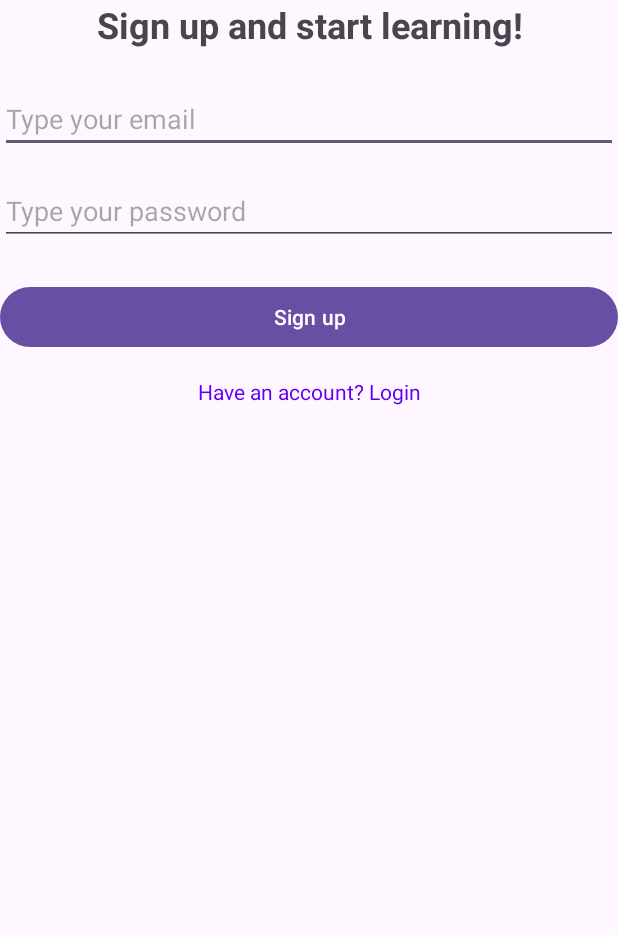
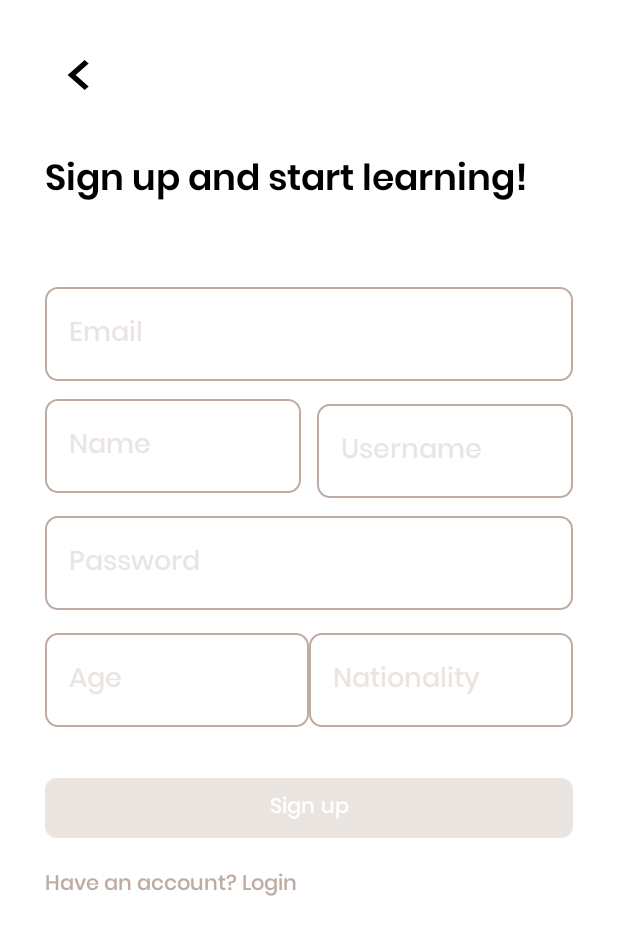
Before and after one commit to frocha1012/YouTravel-App, an Android app: the Register screen opened directly, with no data from a screen before it, on a phone screen of 412 x 824 dp. Shown: the top 935 px of the screen. Run offline under Robolectric (Android 15) with nearby library versions, the phone set to English and light mode, and no system bars.

Commit message:
interface signup almost done

```diff
--- a/app/src/main/java/com/example/youtravel/Register.kt
+++ b/app/src/main/java/com/example/youtravel/Register.kt
@@ -1,6 +1,8 @@
 package com.example.youtravel
 
+import android.content.Intent
 import android.os.Bundle
+import android.widget.ImageButton
 import androidx.activity.enableEdgeToEdge
 import androidx.appcompat.app.AppCompatActivity
 import androidx.core.view.ViewCompat
@@ -11,10 +13,24 @@ class Register : AppCompatActivity() {
         super.onCreate(savedInstanceState)
         enableEdgeToEdge()
         setContentView(R.layout.activity_register)
+
+        val backButton = findViewById<ImageButton>(R.id.backButton)
+
+
         ViewCompat.setOnApplyWindowInsetsListener(findViewById(R.id.main)) { v, insets ->
             val systemBars = insets.getInsets(WindowInsetsCompat.Type.systemBars())
             v.setPadding(systemBars.left, systemBars.top, systemBars.right, systemBars.bottom)
             insets
         }
+
+        backButton.setOnClickListener {
+            navigateToFrontPage()
+        }
+    }
+
+    private fun navigateToFrontPage() {
+        val intent = Intent(this, Frontpage::class.java)
+        startActivity(intent)
+        finish()
     }
 }
--- a/app/src/main/java/com/example/youtravel/api/ApiService.kt
+++ b/app/src/main/java/com/example/youtravel/api/ApiService.kt
@@ -10,4 +10,7 @@ interface ApiService {
 
     @POST("login")
     fun loginUser(@Body loginRequest: LoginRequest): Call<LoginResponse>
+
+    @POST("signup")
+    fun signupUser()
 }
--- /dev/null
+++ b/app/src/main/java/com/example/youtravel/model/RegisterRequest.kt
@@ -0,0 +1,11 @@
+package com.example.youtravel.model
+
+data class RegisterRequest(
+    val nome: String,
+    val username: String,
+    val email: String,
+    val password: String,
+    val confirmPassword: String,
+    val age: Int,
+    val nationality: String
+)
--- a/app/src/main/res/layout/activity_register.xml
+++ b/app/src/main/res/layout/activity_register.xml
@@ -1,49 +1,173 @@
 <?xml version="1.0" encoding="utf-8"?>
-<LinearLayout
-    xmlns:android="http://schemas.android.com/apk/res/android"
-    android:orientation="vertical"
+<androidx.constraintlayout.widget.ConstraintLayout xmlns:android="http://schemas.android.com/apk/res/android"
+    xmlns:app="http://schemas.android.com/apk/res-auto"
+    xmlns:tools="http://schemas.android.com/tools"
+    android:id="@+id/main"
     android:layout_width="match_parent"
-    android:id="@+id/main"
     android:layout_height="match_parent"
-    android:padding="16dp">
+    android:background="@color/white"
+    tools:context=".Register">
+
+    <ImageButton
+        android:id="@+id/backButton"
+        android:layout_width="45dp"
+        android:layout_height="40dp"
+        android:background="@null"
+        app:srcCompat="@drawable/baseline_chevron_left_24"
+        app:layout_constraintStart_toStartOf="parent"
+        app:layout_constraintTop_toTopOf="parent"
+        android:layout_marginStart="30dp"
+        android:layout_marginTop="30dp"
+        android:scaleType="fitXY"
+        app:tint="@color/black" />
 
     <TextView
-        android:layout_width="match_parent"
+        android:id="@+id/signUpTextView"
+        android:layout_width="wrap_content"
         android:layout_height="wrap_content"
+        android:layout_marginStart="30dp"
+        android:layout_marginTop="100dp"
         android:text="Sign up and start learning!"
+        android:fontFamily="@font/poppins_semibold"
         android:textSize="24sp"
-        android:textStyle="bold"
-        android:gravity="center"
-        android:layout_marginBottom="24dp"/>
+        android:textColor="@color/black"
+        app:layout_constraintStart_toStartOf="parent"
+        app:layout_constraintTop_toTopOf="parent" />
 
     <EditText
         android:id="@+id/emailEditText"
-        android:layout_width="match_parent"
+        android:layout_width="0dp"
         android:layout_height="wrap_content"
-        android:hint="Type your email"
+        android:layout_marginTop="50dp"
+        android:layout_marginStart="30dp"
+        android:layout_marginEnd="30dp"
+        android:background="@drawable/edit_text_background"
+        android:fontFamily="@font/poppins_medium"
+        android:hint="Email"
         android:inputType="textEmailAddress"
-        android:layout_marginBottom="16dp"/>
+        android:padding="16dp"
+        android:textColorHint="@color/main50"
+        app:layout_constraintEnd_toEndOf="parent"
+        app:layout_constraintStart_toStartOf="parent"
+        app:layout_constraintTop_toBottomOf="@id/signUpTextView" />
+
+    <EditText
+        android:id="@+id/nameEditText"
+        android:layout_width="0dp"
+        android:layout_height="wrap_content"
+        android:layout_marginStart="30dp"
+        android:layout_marginTop="12dp"
+        android:layout_marginEnd="5dp"
+        android:background="@drawable/edit_text_background"
+        android:fontFamily="@font/poppins_medium"
+        android:hint="Name"
+        android:padding="16dp"
+        android:textColorHint="@color/main50"
+        app:layout_constraintEnd_toStartOf="@+id/usernameEditText"
+        app:layout_constraintStart_toStartOf="parent"
+        app:layout_constraintTop_toBottomOf="@id/emailEditText" />
+
+    <EditText
+        android:id="@+id/usernameEditText"
+        android:layout_width="0dp"
+        android:layout_height="wrap_content"
+        android:layout_marginTop="15dp"
+        android:layout_marginStart="5dp"
+        android:layout_marginEnd="30dp"
+        android:background="@drawable/edit_text_background"
+        android:fontFamily="@font/poppins_medium"
+        android:hint="Username"
+        android:padding="16dp"
+        android:textColorHint="@color/main50"
+        app:layout_constraintEnd_toEndOf="parent"
+        app:layout_constraintStart_toEndOf="@+id/nameEditText"
+        app:layout_constraintTop_toBottomOf="@id/emailEditText" />
 
     <EditText
         android:id="@+id/passwordEditText"
-        android:layout_width="match_parent"
+        android:layout_width="0dp"
         android:layout_height="wrap_content"
-        android:hint="Type your password"
+        android:layout_marginTop="15dp"
+        android:layout_marginStart="30dp"
+        android:layout_marginEnd="30dp"
+        android:background="@drawable/edit_text_background"
+        android:fontFamily="@font/poppins_medium"
+        android:hint="Password"
         android:inputType="textPassword"
-        android:layout_marginBottom="24dp"/>
+        android:padding="16dp"
+        android:textColorHint="@color/main50"
+        app:layout_constraintEnd_toEndOf="parent"
+        app:layout_constraintStart_toStartOf="parent"
+        app:layout_constraintTop_toBottomOf="@id/nameEditText" />
+
+    <LinearLayout
+        android:id="@+id/ageAndNationalityContainer"
+        android:layout_width="0dp"
+        android:layout_height="wrap_content"
+        android:layout_marginTop="15dp"
+        android:layout_marginStart="30dp"
+        android:layout_marginEnd="30dp"
+        android:orientation="horizontal"
+        app:layout_constraintEnd_toEndOf="parent"
+        app:layout_constraintStart_toStartOf="parent"
+        app:layout_constraintTop_toBottomOf="@id/passwordEditText">
+
+        <EditText
+            android:id="@+id/ageEditText"
+            android:layout_width="0dp"
+            android:layout_height="wrap_content"
+            android:layout_weight="1"
+            android:background="@drawable/edit_text_background"
+            android:fontFamily="@font/poppins_medium"
+            android:hint="Age"
+            android:inputType="none"
+            android:focusable="false"
+            android:onClick="showDatePickerDialog"
+            android:padding="16dp"
+            android:textColorHint="@color/main50" />
+
+        <EditText
+            android:id="@+id/nationalityEditText"
+            android:layout_width="0dp"
+            android:layout_height="wrap_content"
+            android:layout_weight="1"
+            android:background="@drawable/edit_text_background"
+            android:fontFamily="@font/poppins_medium"
+            android:hint="Nationality"
+            android:inputType="none"
+            android:focusable="false"
+            android:onClick="showNationalityDialog"
+            android:padding="16dp"
+            android:textColorHint="@color/main50" />
+    </LinearLayout>
 
     <Button
         android:id="@+id/signUpButton"
         android:layout_width="match_parent"
         android:layout_height="wrap_content"
-        android:text="Sign up"/>
+        android:layout_marginTop="30dp"
+        android:layout_marginStart="30dp"
+        android:layout_marginEnd="30dp"
+        android:text="Sign up"
+        android:fontFamily="@font/poppins_medium"
+        android:textColor="#FFFFFF"
+        app:backgroundTint="@color/main50"
+        app:cornerRadius="8dp"
+        app:layout_constraintStart_toStartOf="parent"
+        app:layout_constraintEnd_toEndOf="parent"
+        app:layout_constraintTop_toBottomOf="@id/ageAndNationalityContainer" />
 
     <TextView
-        android:id="@+id/loginLink"
-        android:layout_width="match_parent"
+        android:id="@+id/haveAccountTextView"
+        android:layout_width="wrap_content"
         android:layout_height="wrap_content"
+        android:layout_marginStart="30dp"
+        android:layout_marginTop="15dp"
         android:text="Have an account? Login"
-        android:gravity="center"
-        android:textColor="#FF6200EE"
-        android:layout_marginTop="16dp"/>
-</LinearLayout>
+        android:fontFamily="@font/poppins_medium"
+        android:textSize="14sp"
+        android:textColor="@color/main"
+        app:layout_constraintStart_toStartOf="parent"
+        app:layout_constraintTop_toBottomOf="@id/signUpButton" />
+
+</androidx.constraintlayout.widget.ConstraintLayout>
```
